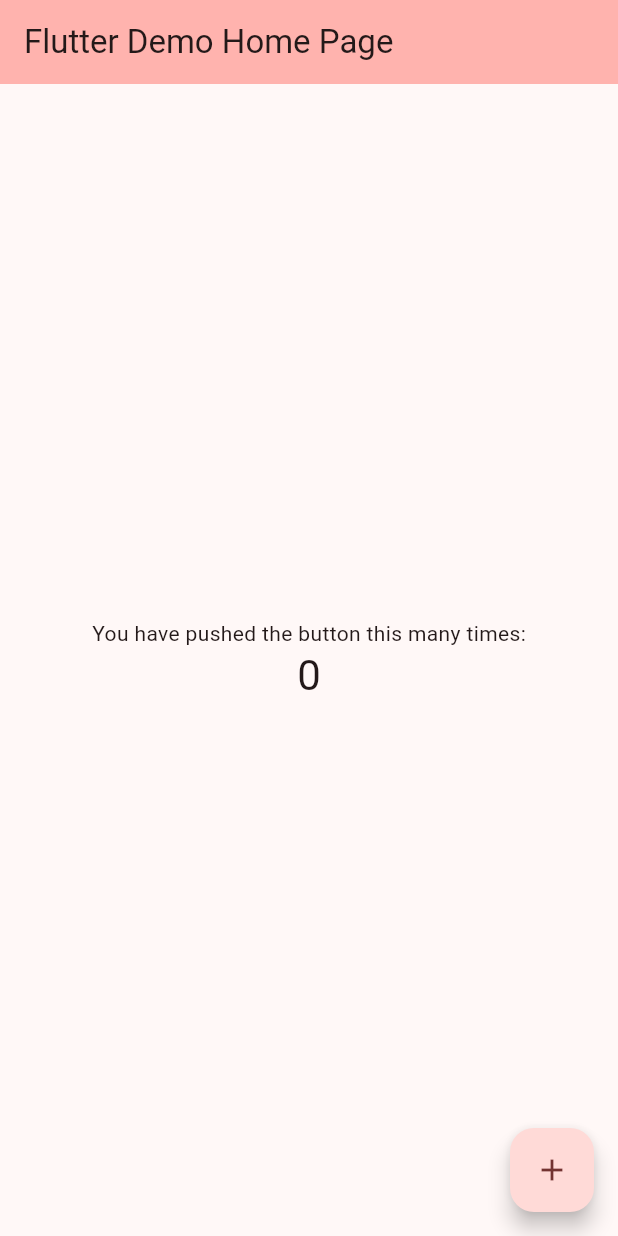
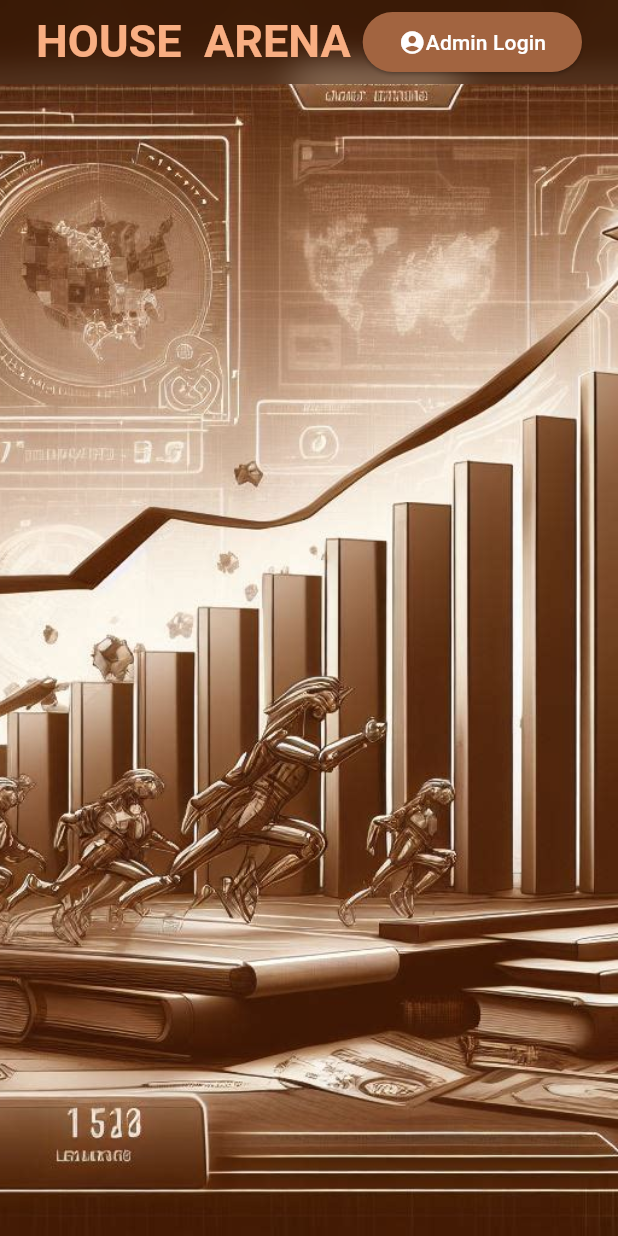
Before and after one commit to sailingsam/House-Arena-web-app, a Flutter app: the screen it shows after launch, on a phone screen of 412 x 824 dp. Run offline on Flutter 3.47's test engine with Material 3 defaults, Android fonts, the phone set to English and light mode, and no system bars; our stand-ins replace firebase_core, google_fonts; accounts and stored records are empty; Roboto replaces fonts that are missing (Iceberg).

Commit message:
started with ui

```diff
--- /dev/null
+++ b/lib/home.dart
@@ -0,0 +1,140 @@
+import 'package:flutter/material.dart';
+import 'dart:ui';
+
+import 'package:google_fonts/google_fonts.dart';
+
+class MyHomePage extends StatefulWidget {
+  const MyHomePage({super.key});
+
+  @override
+  State<MyHomePage> createState() => _MyHomePageState();
+}
+
+class _MyHomePageState extends State<MyHomePage> {
+  @override
+  Widget build(BuildContext context) {
+    return Scaffold(
+        // appBar: AppBar(
+        //   backgroundColor: Theme.of(context).colorScheme.inversePrimary,
+        //   title: Text('House Arena'),
+        // ),
+        body: Stack(
+      children: [
+        Container(
+          decoration: BoxDecoration(
+            image: DecorationImage(
+              image: AssetImage('assets/bg2.png'),
+              fit: BoxFit.cover,
+            ),
+          ),
+        ),
+        Column(
+          children: [
+            bar(),
+          ],
+        ),
+      ],
+    ));
+  }
+
+  ClipRect bar() {
+    return ClipRect(
+      child: BackdropFilter(
+        filter: ImageFilter.blur(sigmaX: 10.0, sigmaY: 10.0),
+        child: Container(
+          color: Colors.black.withOpacity(0.2),
+          child: AppBar(
+            backgroundColor: Colors.transparent,
+            elevation: 0,
+            title: LayoutBuilder(
+              builder: (context, constraints) {
+                if (constraints.maxWidth > 450) {
+                  return Row(
+                    mainAxisAlignment: MainAxisAlignment.spaceEvenly,
+                    children: [
+                      Text(
+                        'HOUSE  ARENA',
+                        style: GoogleFonts.iceberg(
+                          fontSize: 40,
+                          color: Color.fromARGB(255, 249, 174, 130),
+                          fontWeight: FontWeight.bold,
+                        ),
+                      ),
+                      ElevatedButton(
+                        onPressed: () {
+                          // Add your admin login action here
+                        },
+                        style: ElevatedButton.styleFrom(
+                          backgroundColor: Color.fromARGB(255, 162, 100, 64),
+                          foregroundColor: Colors.white,
+                        ),
+                        child: Row(
+                          children: [
+                            Icon(Icons.account_circle_sharp),
+                            Text('Admin Login'),
+                          ],
+                        ),
+                      ),
+                    ],
+                  );
+                } else if (constraints.maxWidth > 350) {
+                  return Row(
+                    mainAxisAlignment: MainAxisAlignment.spaceEvenly,
+                    children: [
+                      Text(
+                        'HOUSE  ARENA',
+                        style: GoogleFonts.iceberg(
+                          fontSize: 30,
+                          color: Color.fromARGB(255, 249, 174, 130),
+                          fontWeight: FontWeight.bold,
+                        ),
+                      ),
+                      ElevatedButton(
+                        onPressed: () {
+                          // Add your admin login action here
+                        },
+                        style: ElevatedButton.styleFrom(
+                          backgroundColor: Color.fromARGB(255, 162, 100, 64),
+                          foregroundColor: Colors.white,
+                        ),
+                        child: Row(
+                          children: [
+                            Icon(Icons.account_circle_sharp),
+                            Text('Admin Login'),
+                          ],
+                        ),
+                      ),
+                    ],
+                  );
+                } else {
+                  return Row(
+                    mainAxisAlignment: MainAxisAlignment.spaceBetween,
+                    children: [
+                      Flexible(
+                        child: Text(
+                          'HOUSE  ARENA',
+                          style: GoogleFonts.iceberg(
+                            fontSize: 30,
+                            color: Color.fromARGB(255, 249, 174, 130),
+                            fontWeight: FontWeight.bold,
+                          ),
+                        ),
+                      ),
+                      IconButton(
+                        icon: Icon(Icons.account_circle_sharp,
+                            color: Color.fromARGB(255, 172, 95, 51)),
+                        onPressed: () {
+                          // Add your admin login action here
+                        },
+                      ),
+                    ],
+                  );
+                }
+              },
+            ),
+          ),
+        ),
+      ),
+    );
+  }
+}
--- a/lib/main.dart
+++ b/lib/main.dart
@@ -1,6 +1,7 @@
 import 'package:flutter/material.dart';
 
 import 'package:firebase_core/firebase_core.dart';
+import 'package:web_app_house_arena_basic/home.dart';
 import 'firebase_options.dart';
 
 void main() async {
@@ -18,61 +19,14 @@
   @override
   Widget build(BuildContext context) {
     return MaterialApp(
+      debugShowCheckedModeBanner: false,
       title: 'Flutter Demo',
       theme: ThemeData(
         colorScheme:
             ColorScheme.fromSeed(seedColor: Color.fromARGB(255, 183, 58, 58)),
         useMaterial3: true,
       ),
-      home: const MyHomePage(title: 'Flutter Demo Home Page'),
+      home: const MyHomePage(),
     );
   }
 }
-
-class MyHomePage extends StatefulWidget {
-  const MyHomePage({super.key, required this.title});
-
-  final String title;
-
-  @override
-  State<MyHomePage> createState() => _MyHomePageState();
-}
-
-class _MyHomePageState extends State<MyHomePage> {
-  int _counter = 0;
-
-  void _incrementCounter() {
-    setState(() {
-      _counter++;
-    });
-  }
-
-  @override
-  Widget build(BuildContext context) {
-    return Scaffold(
-      appBar: AppBar(
-        backgroundColor: Theme.of(context).colorScheme.inversePrimary,
-        title: Text(widget.title),
-      ),
-      body: Center(
-        child: Column(
-          mainAxisAlignment: MainAxisAlignment.center,
-          children: <Widget>[
-            const Text(
-              'You have pushed the button this many times:',
-            ),
-            Text(
-              '$_counter',
-              style: Theme.of(context).textTheme.headlineMedium,
-            ),
-          ],
-        ),
-      ),
-      floatingActionButton: FloatingActionButton(
-        onPressed: _incrementCounter,
-        tooltip: 'Increment',
-        child: const Icon(Icons.add),
-      ),
-    );
-  }
-}
```
Also changed, not shown: pubspec.yaml (+4 -3 lines), assets/bg1.png (added), assets/bg2.png (added), pubspec.lock, 1 other file.
